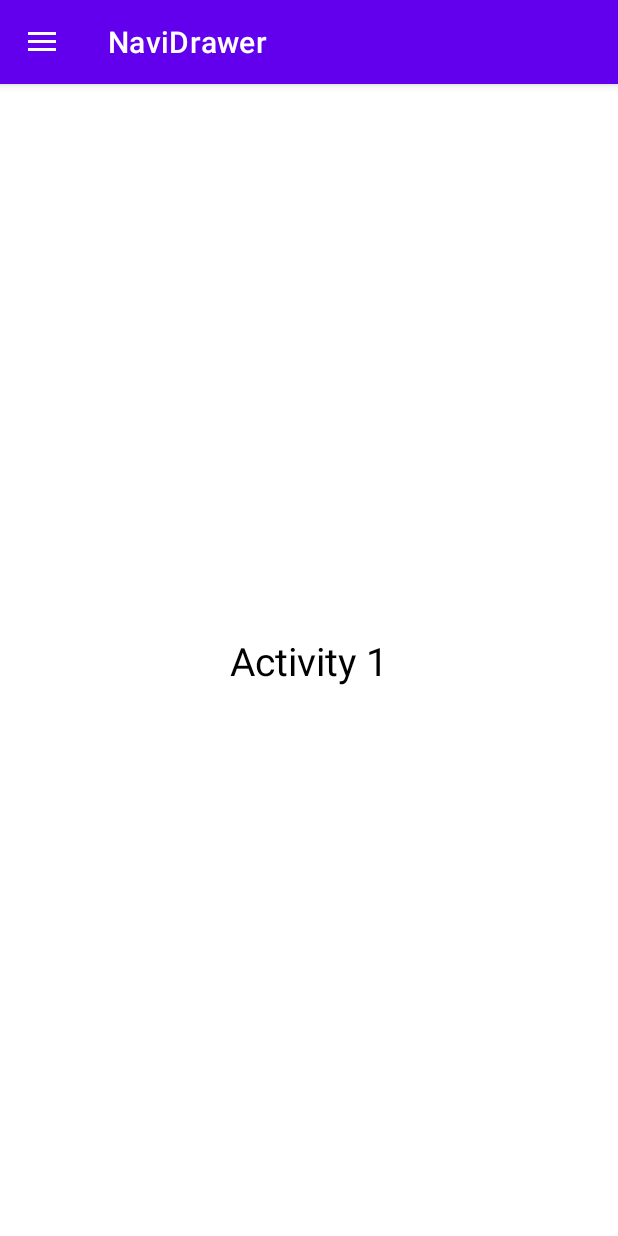
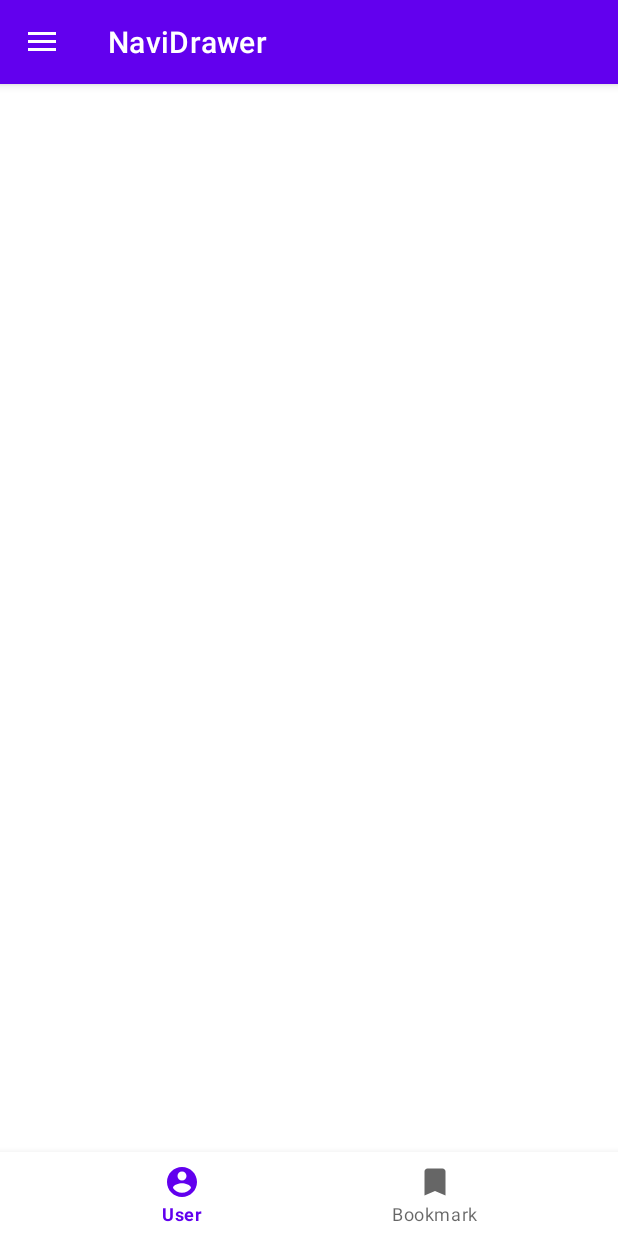
Before and after one commit to AntiCaffe/NaviDrawer, an Android app: the screen it shows after launch (MainActivity), on a phone screen of 412 x 824 dp. Run offline under Robolectric (Android 15) with nearby library versions, the phone set to English and light mode, and no system bars.

Commit message:
Bottom init.

```diff
--- /dev/null
+++ b/app/src/main/res/drawable/ic_baseline_account_circle_24.xml
@@ -0,0 +1,10 @@
+<vector xmlns:android="http://schemas.android.com/apk/res/android"
+    android:width="24dp"
+    android:height="24dp"
+    android:viewportWidth="24"
+    android:viewportHeight="24"
+    android:tint="?attr/colorControlNormal">
+  <path
+      android:fillColor="@android:color/white"
+      android:pathData="M12,2C6.48,2 2,6.48 2,12s4.48,10 10,10 10,-4.48 10,-10S17.52,2 12,2zM12,5c1.66,0 3,1.34 3,3s-1.34,3 -3,3 -3,-1.34 -3,-3 1.34,-3 3,-3zM12,19.2c-2.5,0 -4.71,-1.28 -6,-3.22 0.03,-1.99 4,-3.08 6,-3.08 1.99,0 5.97,1.09 6,3.08 -1.29,1.94 -3.5,3.22 -6,3.22z"/>
+</vector>
--- /dev/null
+++ b/app/src/main/res/drawable/ic_baseline_bookmark_24.xml
@@ -0,0 +1,10 @@
+<vector xmlns:android="http://schemas.android.com/apk/res/android"
+    android:width="24dp"
+    android:height="24dp"
+    android:viewportWidth="24"
+    android:viewportHeight="24"
+    android:tint="?attr/colorControlNormal">
+  <path
+      android:fillColor="@android:color/white"
+      android:pathData="M17,3H7c-1.1,0 -1.99,0.9 -1.99,2L5,21l7,-3 7,3V5c0,-1.1 -0.9,-2 -2,-2z"/>
+</vector>
--- a/app/src/main/res/layout/activity_main.xml
+++ b/app/src/main/res/layout/activity_main.xml
@@ -11,18 +11,26 @@
         android:layout_width="match_parent"
         android:layout_height="match_parent">
 
-        <TextView
-            android:layout_width="wrap_content"
-            android:layout_height="wrap_content"
-            android:text="Activity 1"
-            android:textSize="26sp"
-            android:textColor="@color/black"
+        <FrameLayout
+            android:layout_width="0dp"
+            android:layout_height="0dp"
+            android:id="@+id/fl_container"
+            app:layout_constraintTop_toTopOf="parent"
+            app:layout_constraintBottom_toTopOf="@id/bnv_main"
+            app:layout_constraintLeft_toLeftOf="parent"
+            app:layout_constraintRight_toRightOf="parent"/>
+        <com.google.android.material.bottomnavigation.BottomNavigationView
+            android:layout_width="0dp"
+            android:layout_height="?attr/actionBarSize"
+            android:id="@+id/bnv_main"
+            android:background="#FFFFFF"
+            app:menu="@menu/menu_bottom"
             app:layout_constraintBottom_toBottomOf="parent"
-            app:layout_constraintEnd_toEndOf="parent"
-            app:layout_constraintHorizontal_bias="0.5"
-            app:layout_constraintStart_toStartOf="parent"
-            app:layout_constraintTop_toTopOf="parent"
+            app:layout_constraintLeft_toLeftOf="parent"
+            app:layout_constraintRight_toRightOf="parent"
             />
+
+
 
 
     </androidx.constraintlayout.widget.ConstraintLayout>\
--- /dev/null
+++ b/app/src/main/res/menu/menu_bottom.xml
@@ -0,0 +1,20 @@
+<?xml version="1.0" encoding="utf-8"?>
+<menu xmlns:android="http://schemas.android.com/apk/res/android"
+    xmlns:app="http://schemas.android.com/apk/res-auto">
+    <item
+        android:id="@+id/first"
+        app:showAsAction="ifRoom"
+        android:enabled="true"
+        android:icon="@drawable/ic_baseline_account_circle_24"
+        android:title="User"
+        />
+    <item
+        android:id="@+id/second"
+        app:showAsAction="ifRoom"
+        android:enabled="true"
+        android:icon="@drawable/ic_baseline_bookmark_24"
+        android:title="Bookmark"
+        />
+
+
+</menu>
```
